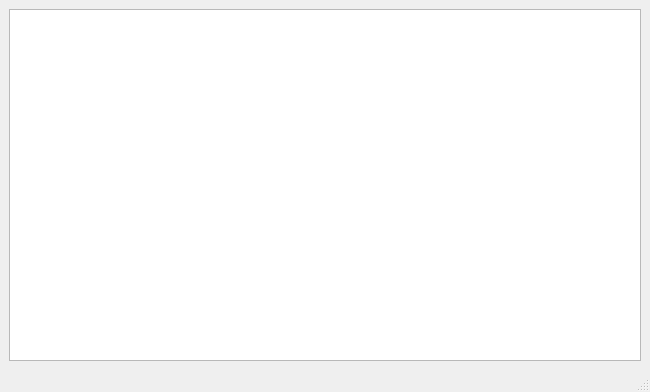
Above: TallerMecanico/ventanas/DetalleVenta.ui from VictorHCH/Taller-Mecanico before the change. Below: the same form after it.
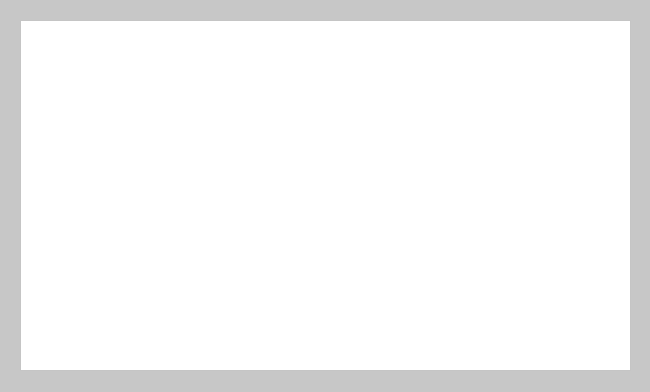
That is the form after the change. Icons and pictures are not drawn.

What changed in the file:
```diff
--- a/TallerMecanico/ventanas/DetalleVenta.ui
+++ b/TallerMecanico/ventanas/DetalleVenta.ui
@@ -11,16 +11,36 @@
    </rect>
   </property>
   <property name="windowTitle">
-   <string>Detalle de la Venta</string>
+   <string>Detalle de la venta</string>
+  </property>
+  <property name="windowIcon">
+   <iconset>
+    <normaloff>../iconos/m.ico</normaloff>../iconos/m.ico</iconset>
+  </property>
+  <property name="styleSheet">
+   <string notr="true">background-color: rgb(199, 199, 199);</string>
   </property>
   <widget class="QWidget" name="centralwidget">
-   <layout class="QGridLayout" name="gridLayout">
-    <item row="0" column="0">
-     <widget class="QTableView" name="tableView"/>
-    </item>
-   </layout>
+   <widget class="QTableView" name="tableView">
+    <property name="geometry">
+     <rect>
+      <x>20</x>
+      <y>20</y>
+      <width>611</width>
+      <height>351</height>
+     </rect>
+    </property>
+    <property name="font">
+     <font>
+      <family>Franklin Gothic Book</family>
+      <pointsize>11</pointsize>
+     </font>
+    </property>
+    <property name="styleSheet">
+     <string notr="true">background-color: rgb(255, 255, 255);</string>
+    </property>
+   </widget>
   </widget>
-  <widget class="QStatusBar" name="statusbar"/>
  </widget>
  <resources/>
  <connections/>
```
